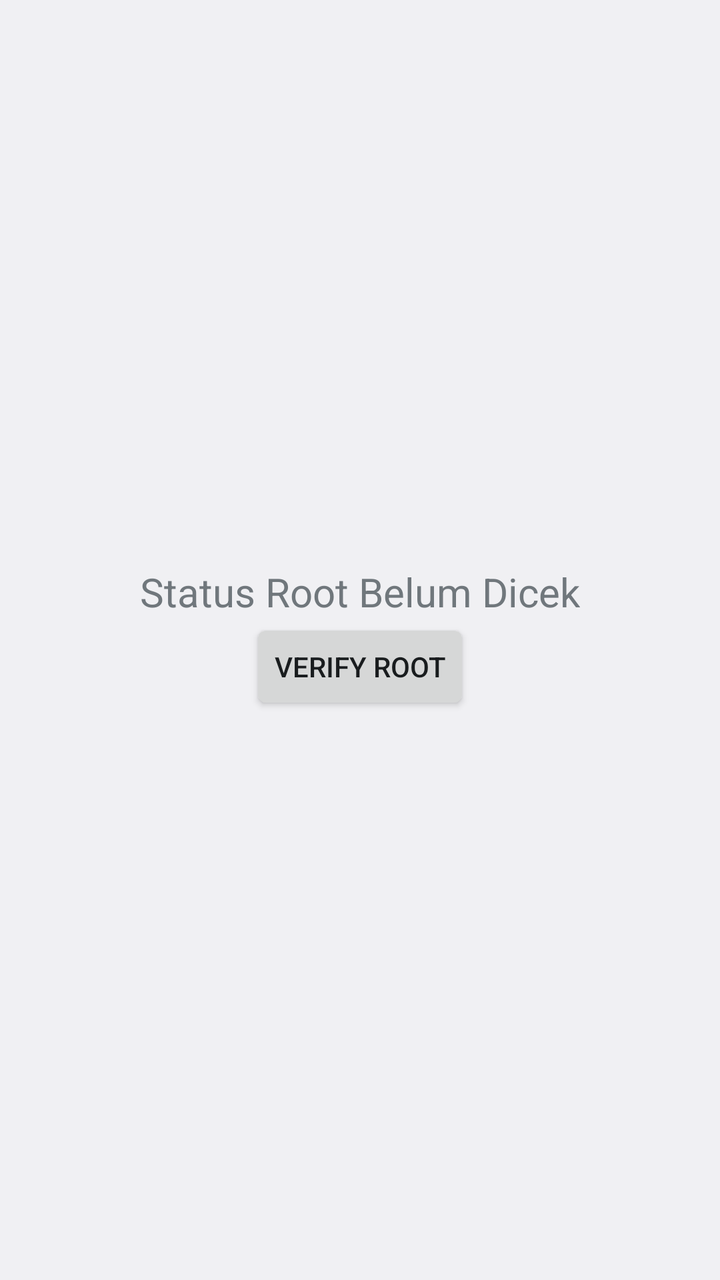
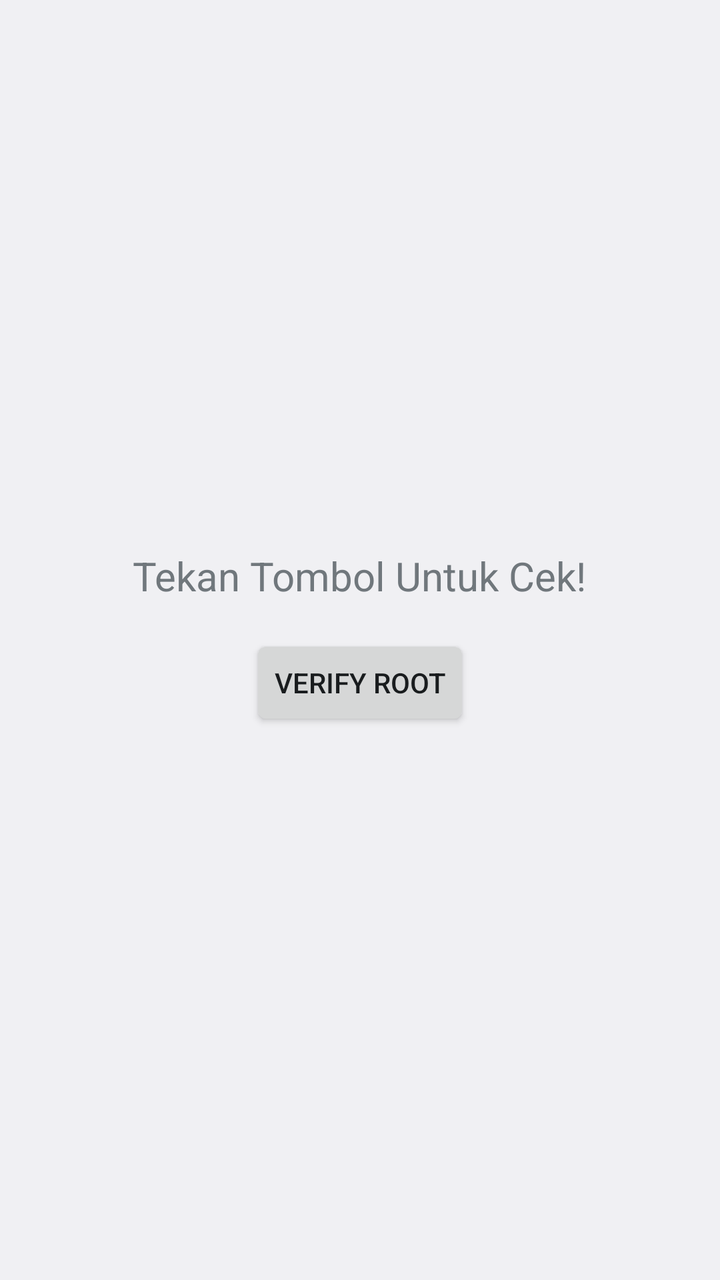

An Android layout rendered at two revisions. The XML below is the earlier revision; the diff shows what the commit changed to produce the second picture.
<!-- AndroidManifest.xml: application theme android:Theme.DeviceDefault.Light.NoActionBar -->
<!-- res/layout/activity_main.xml -->
<?xml version="1.0" encoding="utf-8"?>
<LinearLayout xmlns:android="http://schemas.android.com/apk/res/android"
    android:layout_width="match_parent"
    android:layout_height="match_parent"
    android:orientation="vertical"
    android:gravity="center">

    <TextView
        android:id="@+id/root_status"
        android:layout_width="wrap_content"
        android:layout_height="wrap_content"
        android:text="Status Root Belum Dicek"
        android:textSize="20sp" />

    <Button
        android:id="@+id/verify_root"
        android:layout_width="wrap_content"
        android:layout_height="wrap_content"
        android:text="Verify Root" />
</LinearLayout>
<!-- resources referenced by this layout -->
<resources>

</resources>

<!-- the commit's change to res/layout/activity_main.xml (unified diff, before → after) -->
@@ -9,12 +9,13 @@
         android:id="@+id/root_status"
         android:layout_width="wrap_content"
         android:layout_height="wrap_content"
-        android:text="Status Root Belum Dicek"
+        android:text="Tekan Tombol Untuk Cek!"
         android:textSize="20sp" />
 
     <Button
         android:id="@+id/verify_root"
         android:layout_width="wrap_content"
         android:layout_height="wrap_content"
-        android:text="Verify Root" />
+        android:text="Verify Root"
+        android:layout_marginTop="16dp" />
 </LinearLayout>
